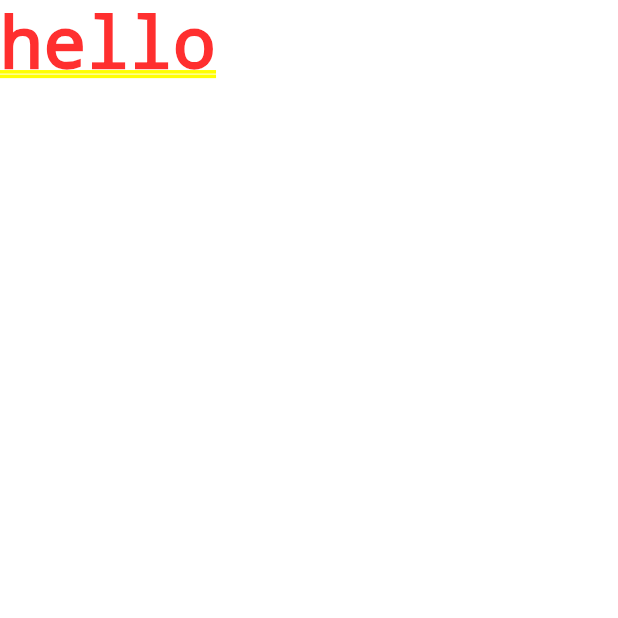
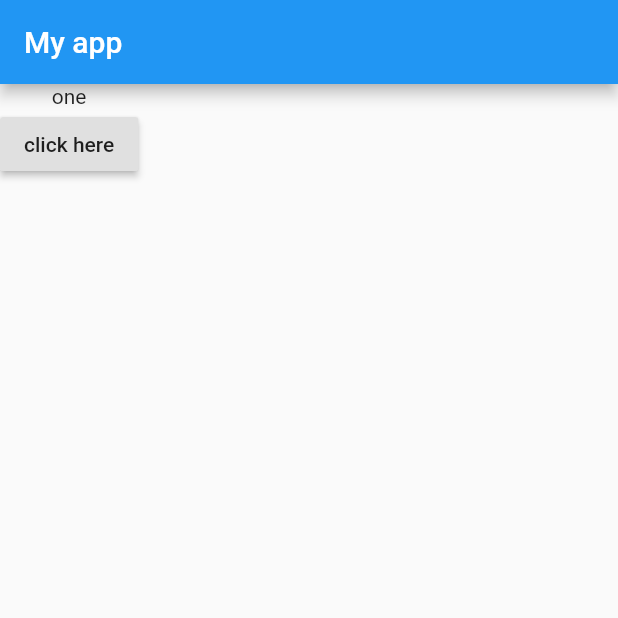
Before and after one commit to sushant4032/sketch, a Flutter app: the screen it shows after launch, on a phone screen of 412 x 824 dp, the top half of it. Run offline on Flutter 3.47's test engine with Material 2 defaults, Android fonts, the phone set to English and light mode, and no system bars.

Commit message:
First stateful widget

```diff
--- a/flutter/max1/lib/main.dart
+++ b/flutter/max1/lib/main.dart
@@ -4,10 +4,33 @@ void main() {
   runApp(App());
 }
 
-class App extends StatelessWidget {
+class App extends StatefulWidget {
+  @override
+  State<StatefulWidget> createState() {
+    return AppState();
+  }
+}
+
+class AppState extends State<App> {
+  var ques = ['one', 'two', 'three', 'four'];
+  var qi = 0;
+  void func1() {
+    setState(() {
+        qi++;
+    });
+    print('Answer chosen');
+
+  }
+
   Widget build(BuildContext context) {
     return MaterialApp(
-      home:Text('hello')
-    ,);
+      home: Scaffold(
+        appBar: AppBar(title: Text('My app')),
+        body: Column(children: <Widget>[
+          Text(ques[qi]),
+          RaisedButton(child: Text('click here'), onPressed: func1)
+        ]),
+      ),
+    );
   }
 }
```
